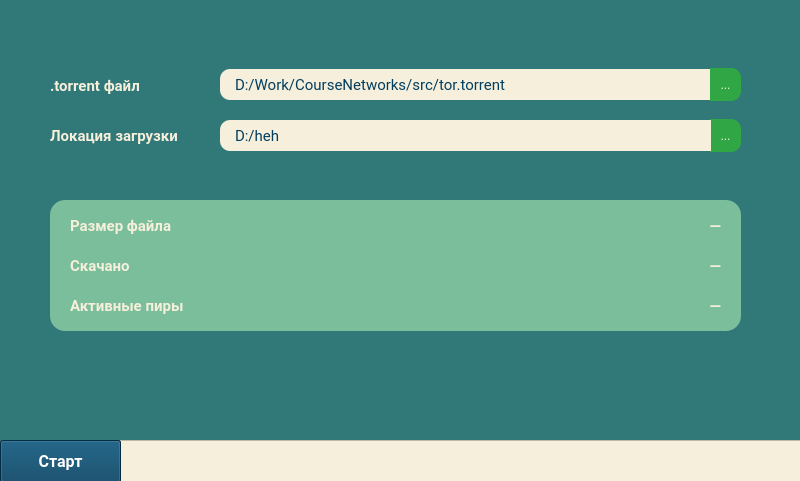
Qt form src/ui/form.ui (Bryanskaya/CourseNetworks) before a commit.
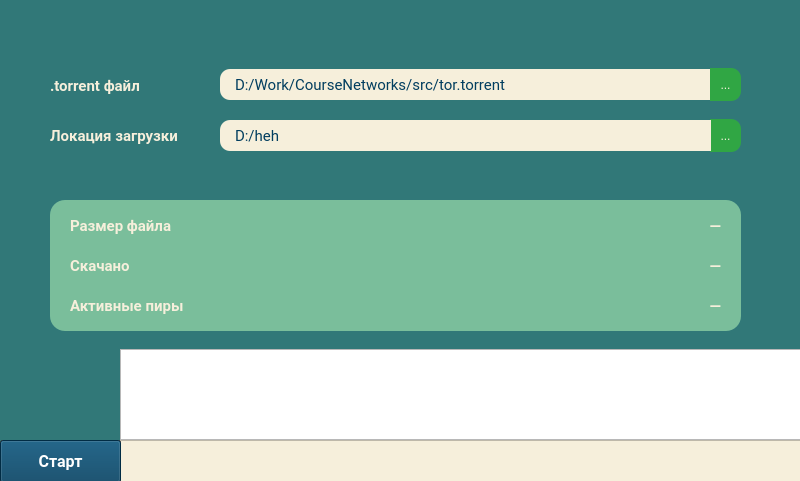
The same form after that commit.

What changed in the file:
```diff
--- a/src/ui/form.ui
+++ b/src/ui/form.ui
@@ -2267,6 +2267,16 @@
     <string>Стоп</string>
    </property>
   </widget>
+  <widget class="QGraphicsView" name="loadBar">
+   <property name="geometry">
+    <rect>
+     <x>120</x>
+     <y>349</y>
+     <width>681</width>
+     <height>91</height>
+    </rect>
+   </property>
+  </widget>
   <zorder>torLine</zorder>
   <zorder>openTorBtn</zorder>
   <zorder>label</zorder>
```
Left out of the diff: 1 changed line with no effect on the pictures.
